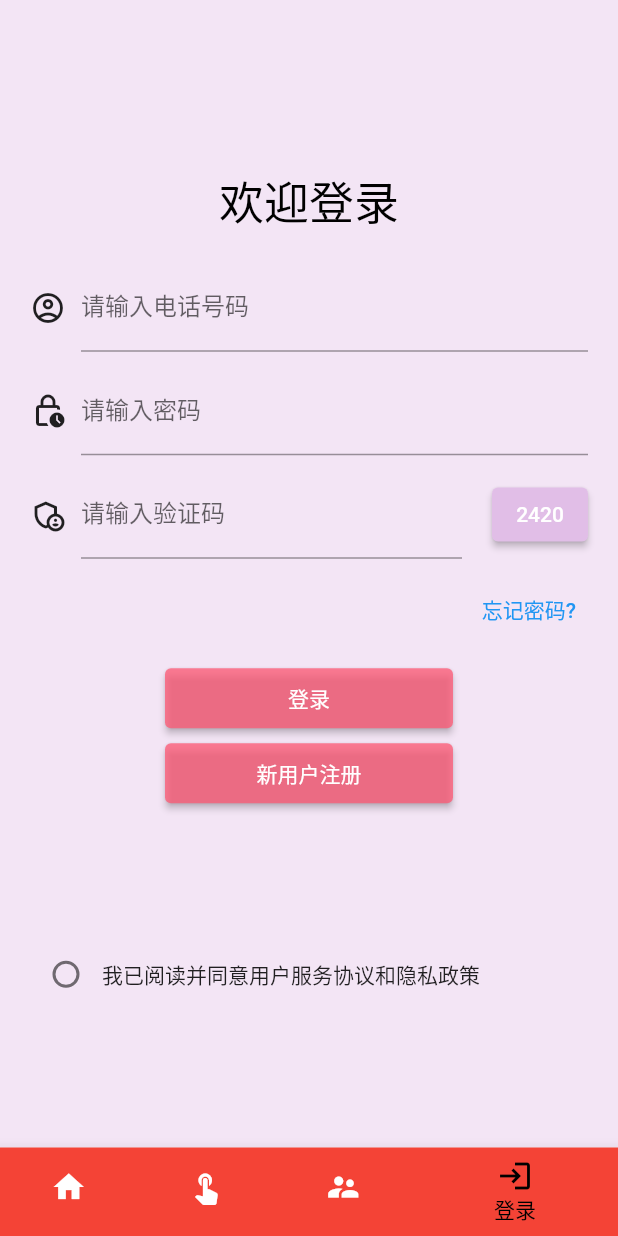
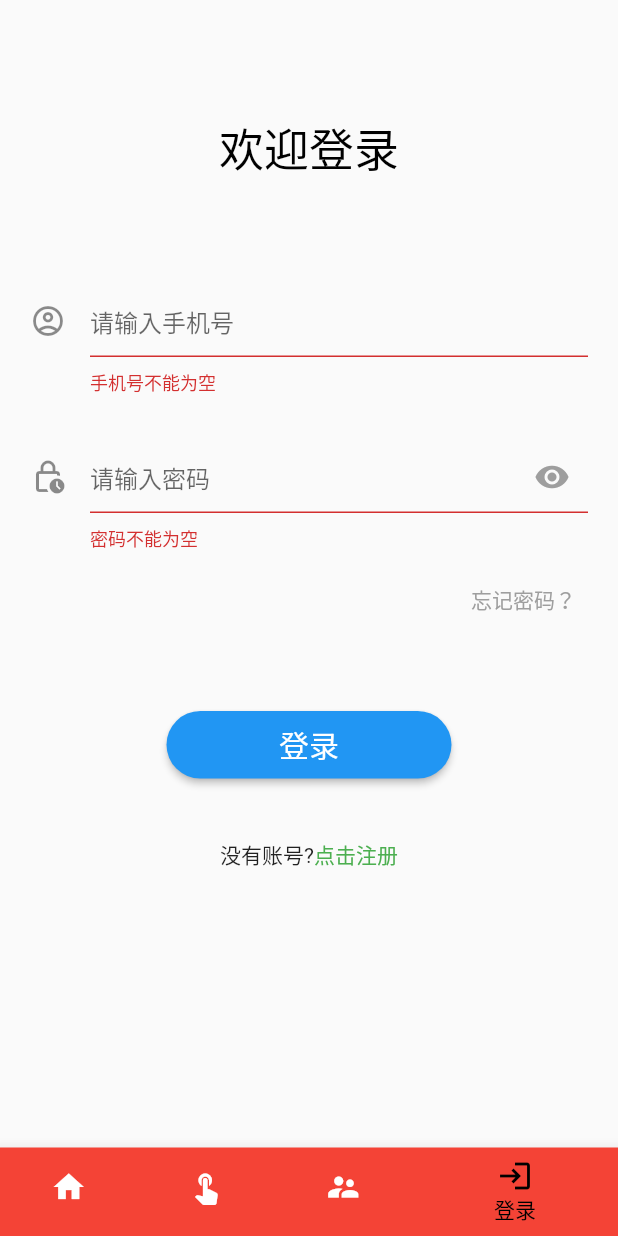
Before and after one commit to jwj1342/VanGogh, a Flutter app: the screen it shows after launch, item 4 of the bottom bar chosen, after a tap on "登录", on a phone screen of 412 x 824 dp. Run offline on Flutter 3.47's test engine with Material 2 defaults, Android fonts, the phone set to English and light mode, and no system bars; Roboto replaces fonts that are missing (HanaMinA).

Commit message:
登录界面2.0，更改了结构，增加了密码是否可视，长度校验，是否为空校验等

```diff
--- a/lib/Auth/login_page.dart
+++ b/lib/Auth/login_page.dart
@@ -1,5 +1,4 @@
 import 'package:flutter/material.dart';
-import 'dart:math';
 
 class LoginPage extends StatefulWidget {
   const LoginPage({Key? key}) : super(key: key);
@@ -9,159 +8,163 @@ class LoginPage extends StatefulWidget {
 }
 
 class _LoginPageState extends State<LoginPage> {
-  late final String _verificationCode; // 声明一个私有变量用于存储验证码
 
-  @override
-  void initState() {
-    super.initState();
-    _verificationCode = _generateVerificationCode();
-  }
+  final GlobalKey _formKey = GlobalKey<FormState>();
+  Color _eyeColor = Colors.grey;
+  late String _phone, _password;
+  bool _isObscure = true;
 
-// 静态方法用于生成随机四位数的验证码
-  static String _generateVerificationCode() {
-    final random = Random();
-    return '${random.nextInt(9000) + 1000}'; // 生成四位数的随机数字
-  }
-
-  //TODO: 1. 处理光标好下划线不匹配问题
-  //TODO: 2. 删除验证码部分，到时候在注册页面再使用
-  //TODO: 3. 优化在输入内容时，会出现底部溢出的问题
   @override
   Widget build(BuildContext context) {
     return Scaffold(
-      body: Container(
-        color: Colors.purple[50], //添加淡紫色背景
-        padding: const EdgeInsets.all(20.0),
-        child: Column(
-          mainAxisAlignment: MainAxisAlignment.center,
-          crossAxisAlignment: CrossAxisAlignment.stretch,
+      body: Form(
+        key: _formKey,
+        autovalidateMode: AutovalidateMode.onUserInteraction,
+        child: ListView(
+          padding: const EdgeInsets.symmetric(horizontal: 20),
           children: [
-            // Logo
-            const Padding(
-              padding: EdgeInsets.only(bottom: 20.0, top: 20.0),
-              child: /*Image.asset(
-                'assets/images/logo1.jpg',
-                height: 100,
-              ),*/
-                  Text("欢迎登录",
-                      textAlign: TextAlign.center,
-                      style: TextStyle(
-                        fontSize: 30,
-                        color: Colors.black,
-                      )),
-            ),
-
-            // Phone number
-            Row(
-              children: const [
-                Icon(Icons.account_circle_outlined), //添加icon
-                SizedBox(width: 10),
-                Expanded(
-                  child: TextField(
-                    decoration: InputDecoration(
-                      labelText: '请输入电话号码',
-                    ),
-                  ),
-                ),
-              ],
-            ),
-            const SizedBox(height: 10.0),
-
-            // Password
-            Row(
-              children: const [
-                Icon(Icons.lock_clock_outlined), //添加icon
-                SizedBox(width: 10),
-                Expanded(
-                  child: TextField(
-                    obscureText: true,
-                    decoration: InputDecoration(
-                      labelText: '请输入密码',
-                    ),
-                  ),
-                ),
-              ],
-            ),
-            const SizedBox(height: 10.0),
-
-            // Verification code
-            Row(
-              children: [
-                const Icon(Icons.admin_panel_settings_outlined),
-                const SizedBox(width: 10),
-                const Expanded(
-                  child: TextField(
-                    decoration: InputDecoration(
-                      labelText: '请输入验证码',
-                    ),
-                  ),
-                ),
-                const SizedBox(width: 20.0),
-                //Text(_generateVerificationCode()), // 显示随机生成的验证码
-                // Text(_verificationCode), // 显示验证码
-                ElevatedButton(
-                  onPressed: () {}, // 显示随机生成的验证码
-                  style: ElevatedButton.styleFrom(
-                      backgroundColor: Colors.purple[100]),
-                  child: Text(_generateVerificationCode()),
-                ),
-              ],
-            ),
-            const SizedBox(height: 10.0),
-
-            // Forgot password
-            Align(
-              alignment: Alignment.centerRight,
-              child: TextButton(
-                onPressed: () {},
-                child: const Text('忘记密码?'),
-              ),
-            ),
-
-            // Login button
-            const SizedBox(height: 15.0),
-            Container(
-              height: 40,
-              margin: const EdgeInsets.fromLTRB(90, 0, 90, 0),
-              child: ElevatedButton(
-                onPressed: () {},
-                style: ElevatedButton.styleFrom(
-                    backgroundColor: const Color(0xbfff5773)),
-                child: const Text('登录'), //按钮颜色为红色
-              ),
-            ),
-
-            // Register button
-            const SizedBox(height: 10.0),
-            Container(
-              height: 40,
-              margin: const EdgeInsets.fromLTRB(90, 0, 90, 0),
-              child: ElevatedButton(
-                onPressed: () {},
-                style: ElevatedButton.styleFrom(
-                  backgroundColor: const Color(0xbfff5773),
-                ),
-                child: const Text('新用户注册'), //按钮颜色为红色
-              ),
-            ),
-
-            //Agreement
-            const SizedBox(
-              height: 90.0,
-            ),
-            Row(
-              children: [
-                Checkbox(
-                  value: false,
-                  onChanged: (value) {},
-                  shape: const CircleBorder(),
-                ),
-                const Text('我已阅读并同意用户服务协议和隐私政策'),
-              ],
-            ),
+            const SizedBox(height: kToolbarHeight), // 距离顶部一个工具栏的高度
+            buildTitle(), // 欢迎登录
+            const SizedBox(height: 50),
+            buildPhoneTextField(), // 输入手机号
+            const SizedBox(height: 30),
+            buildPasswordTextField(context), // 输入密码
+            buildForgetPasswordText(context), // 忘记密码
+            const SizedBox(height: 50),
+            buildLoginButton(context), // 登录按钮
+            const SizedBox(height: 30),
+            buildRegisterText(context), // 注册
           ],
         ),
       ),
     );
   }
+
+  Widget buildRegisterText(context) {
+    return Center(
+      child: Padding(
+        padding: const EdgeInsets.only(top: 10),
+        child: Row(
+          mainAxisAlignment: MainAxisAlignment.center,
+          children: [
+            const Text('没有账号?'),
+            GestureDetector(
+              child: const Text('点击注册', style: TextStyle(color: Colors.green)),
+              onTap: () {
+                print("点击注册");
+              },
+            )
+          ],
+        ),
+      ),
+    );
+  }
+
+  Widget buildLoginButton(BuildContext context) {
+    return Align(
+      child: SizedBox(
+        height: 45,
+        width: 270,
+        child: Container(
+          margin: const EdgeInsets.fromLTRB(40, 0, 40, 0),
+          child: ElevatedButton(
+            style: ButtonStyle(
+                // 设置圆角
+                shape: MaterialStateProperty.all(const StadiumBorder(
+                    side: BorderSide(style: BorderStyle.none)))),
+            child:
+                Text('登录', style: Theme.of(context).primaryTextTheme.headline6),
+            onPressed: () {
+              // 表单校验通过才会继续执行
+              if ((_formKey.currentState as FormState).validate()) {
+                (_formKey.currentState as FormState).save();
+                //TODO 执行登录方法
+                print('phone: $_phone, password: $_password');
+              }
+            },
+          ),
+        ),
+      ),
+    );
+  }
+
+  Widget buildForgetPasswordText(BuildContext context) {
+    return Padding(
+      padding: const EdgeInsets.only(top: 8),
+      child: Align(
+        alignment: Alignment.centerRight,
+        child: TextButton(
+          onPressed: () {
+            // Navigator.pop(context);
+            print("忘记密码");
+          },
+          child: const Text("忘记密码？",
+              style: TextStyle(fontSize: 14, color: Colors.grey)),
+        ),
+      ),
+    );
+  }
+
+  Widget buildPasswordTextField(context) {
+    return TextFormField(
+      obscureText: _isObscure,
+      onSaved: (value) => _password = value!,
+      validator: (value) {
+        //bool status = ValidatorUtils.isMobileExact(value!);
+        if (value == null || value.isEmpty) {
+          return '密码不能为空';
+        }
+        if (value.length < 6) {
+          return '密码长度不能小于6位';
+        }
+      },
+      decoration: InputDecoration(
+        icon: Icon(Icons.lock_clock_outlined),
+        hintText: "请输入密码",
+        suffixIcon: IconButton(
+          icon: Icon(
+            Icons.remove_red_eye,
+            color: _eyeColor,
+          ),
+          onPressed: () {
+            // 修改 state 内部变量, 且需要界面内容更新, 需要使用 setState()
+            setState(() {
+              _isObscure = !_isObscure;
+              _eyeColor = (_isObscure
+                  ? Colors.grey
+                  : Theme.of(context).iconTheme.color)!;
+            });
+          },
+        ),
+      ),
+    );
+  }
+
+  Widget buildPhoneTextField() {
+    return TextFormField(
+      validator: (value) {
+        if (value == null || value.isEmpty) {
+          return '手机号不能为空';
+        }
+      },
+      decoration: InputDecoration(
+        icon: Icon(Icons.account_circle_outlined),
+        hintText: "请输入手机号",
+      ),
+    );
+  }
+
+  Widget buildTitle() {
+    return const Padding(
+      padding: EdgeInsets.only(bottom: 20.0, top: 20.0),
+      child: Text(
+        "欢迎登录",
+        textAlign: TextAlign.center,
+        style: TextStyle(
+          fontSize: 30,
+          color: Colors.black,
+        ),
+      ),
+    );
+  }
 }
```
